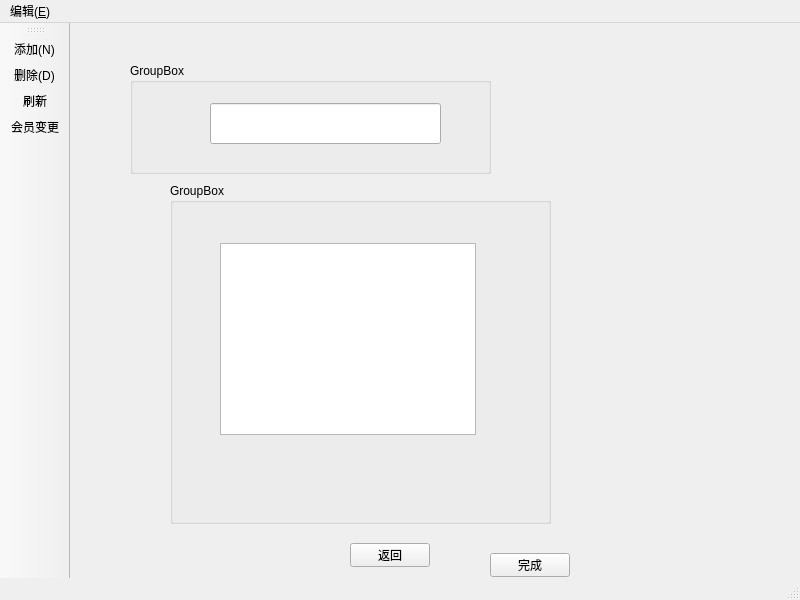
This is Restaurant/usermanage.ui in PG98/2017SepQt as Qt 5 draws it before an edit. The edited form follows.
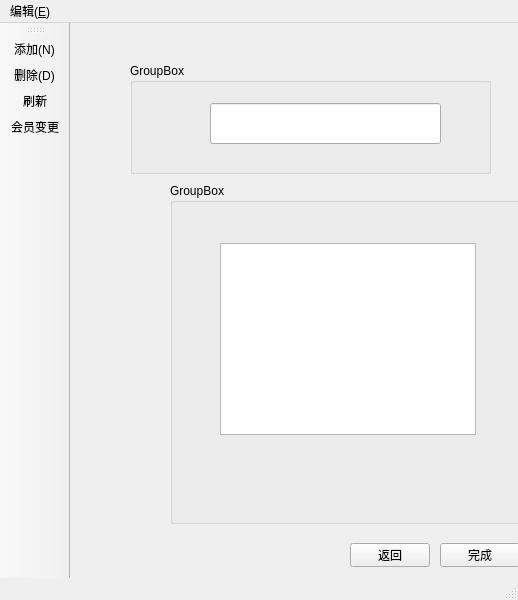
This is the edited form. Icons and pictures are not drawn.

```diff
--- a/Restaurant/usermanage.ui
+++ b/Restaurant/usermanage.ui
@@ -6,7 +6,7 @@
    <rect>
     <x>0</x>
     <y>0</y>
-    <width>800</width>
+    <width>518</width>
     <height>600</height>
    </rect>
   </property>
@@ -82,8 +82,8 @@
    <widget class="QPushButton" name="OkBtn">
     <property name="geometry">
      <rect>
-      <x>420</x>
-      <y>530</y>
+      <x>370</x>
+      <y>520</y>
       <width>80</width>
       <height>24</height>
      </rect>
@@ -120,7 +120,7 @@
     <rect>
      <x>0</x>
      <y>0</y>
-     <width>800</width>
+     <width>518</width>
      <height>25</height>
     </rect>
    </property>
```
Left out of the diff: 17 changed lines with no effect on the pictures.
